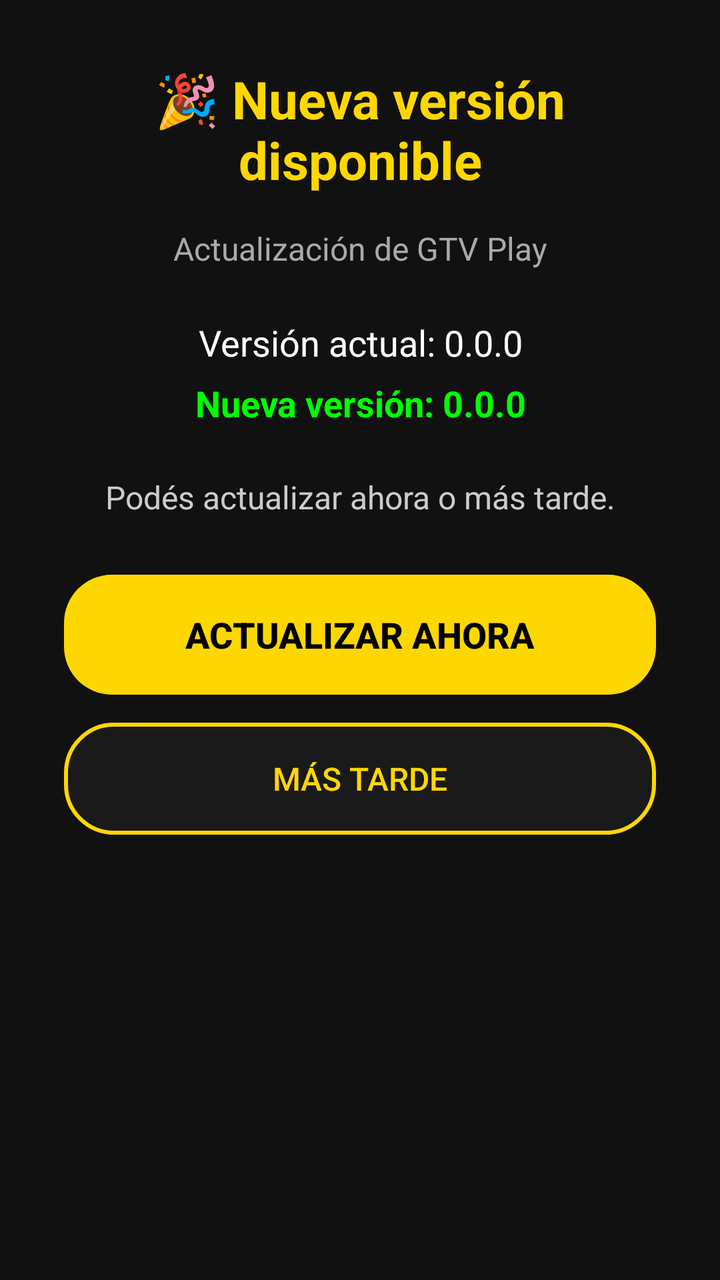
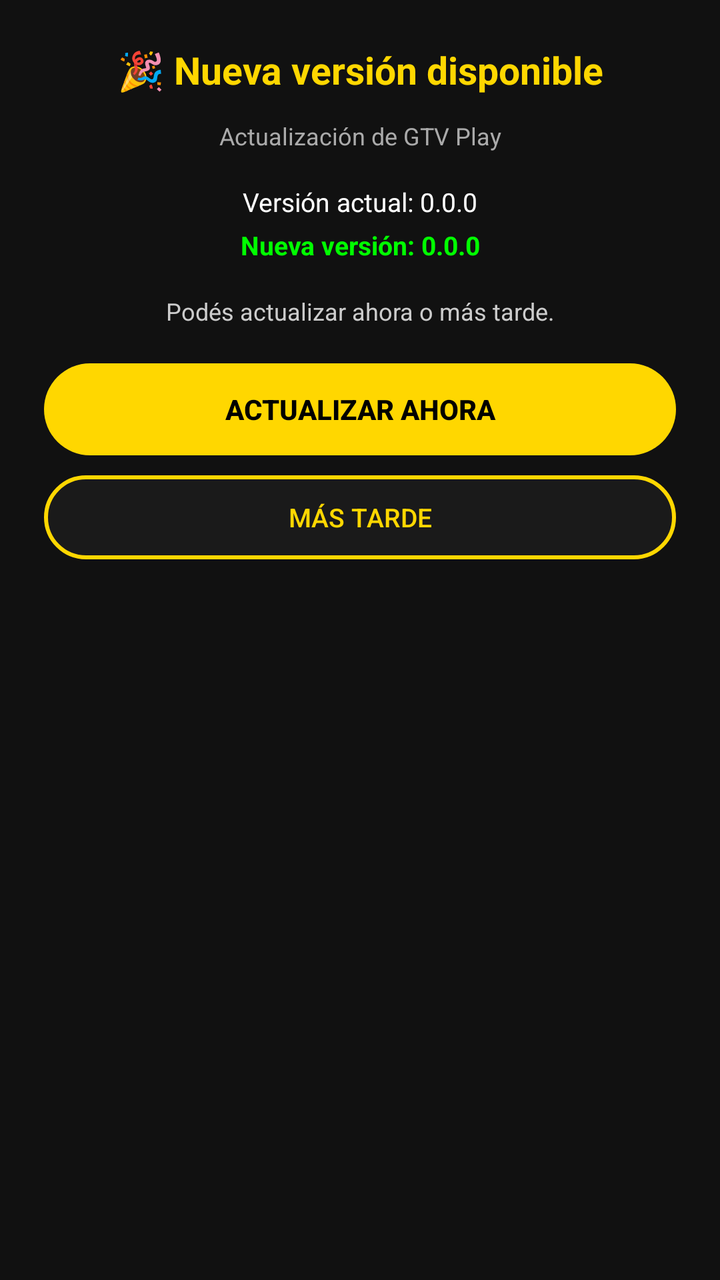

Screens rendered from an Android XML layout before and after an edit, with the pre-edit source and the edit as a unified diff.
<!-- AndroidManifest.xml: application theme Theme.AppCompat.NoActionBar -->
<!-- res/layout/dialog_update.xml -->
<?xml version="1.0" encoding="utf-8"?>
<LinearLayout xmlns:android="http://schemas.android.com/apk/res/android"
    android:layout_width="match_parent"
    android:layout_height="wrap_content"
    android:orientation="vertical"
    android:background="#111111"
    android:padding="32dp">

    <TextView
        android:id="@+id/dialogTitle"
        android:layout_width="match_parent"
        android:layout_height="wrap_content"
        android:text="🎉 Nueva versión disponible"
        android:textColor="#FFD700"
        android:textSize="26sp"
        android:textStyle="bold"
        android:gravity="center"
        android:layout_marginBottom="16dp" />

    <TextView
        android:id="@+id/dialogSubtitle"
        android:layout_width="match_parent"
        android:layout_height="wrap_content"
        android:text="Actualización de GTV Play"
        android:textColor="#AAAAAA"
        android:textSize="16sp"
        android:gravity="center"
        android:layout_marginBottom="24dp" />

    <TextView
        android:id="@+id/dialogVersionActual"
        android:layout_width="match_parent"
        android:layout_height="wrap_content"
        android:text="Versión actual: 0.0.0"
        android:textColor="#FFFFFF"
        android:textSize="18sp"
        android:gravity="center"
        android:layout_marginBottom="6dp" />

    <TextView
        android:id="@+id/dialogVersionNueva"
        android:layout_width="match_parent"
        android:layout_height="wrap_content"
        android:text="Nueva versión: 0.0.0"
        android:textColor="#00FF00"
        android:textSize="18sp"
        android:textStyle="bold"
        android:gravity="center"
        android:layout_marginBottom="24dp" />

    <TextView
        android:id="@+id/dialogMensaje"
        android:layout_width="match_parent"
        android:layout_height="wrap_content"
        android:text="Podés actualizar ahora o más tarde."
        android:textColor="#CCCCCC"
        android:textSize="16sp"
        android:gravity="center"
        android:lineSpacingExtra="6dp"
        android:layout_marginBottom="28dp" />

    <Button
        android:id="@+id/dialogBtnActualizar"
        android:layout_width="match_parent"
        android:layout_height="wrap_content"
        android:minHeight="60dp"
        android:text="Actualizar ahora"
        android:textColor="#000000"
        android:textSize="18sp"
        android:textStyle="bold"
        android:background="@drawable/dialog_btn_primary_bg"
        android:layout_marginBottom="14dp"
        android:focusable="true"
        android:stateListAnimator="@null" />

    <Button
        android:id="@+id/dialogBtnMasTarde"
        android:layout_width="match_parent"
        android:layout_height="wrap_content"
        android:minHeight="56dp"
        android:text="Más tarde"
        android:textColor="#FFD700"
        android:textSize="16sp"
        android:background="@drawable/dialog_btn_secondary_bg"
        android:focusable="true"
        android:stateListAnimator="@null" />

</LinearLayout>
<!-- resources referenced by this layout -->
<resources>
  <!-- drawable dialog_btn_primary_bg (drawable) -->
  <?xml version="1.0" encoding="utf-8"?>
  <selector xmlns:android="http://schemas.android.com/apk/res/android">
      <item android:state_focused="true">
          <shape android:shape="rectangle">
              <solid android:color="#FFE44D" />
              <corners android:radius="24dp" />
              <stroke android:width="3dp" android:color="#FFFFFF" />
          </shape>
      </item>
      <item>
          <shape android:shape="rectangle">
              <solid android:color="#FFD700" />
              <corners android:radius="24dp" />
          </shape>
      </item>
  </selector>
  <!-- drawable dialog_btn_secondary_bg (drawable) -->
  <?xml version="1.0" encoding="utf-8"?>
  <selector xmlns:android="http://schemas.android.com/apk/res/android">
      <item android:state_focused="true">
          <shape android:shape="rectangle">
              <solid android:color="#333333" />
              <corners android:radius="24dp" />
              <stroke android:width="3dp" android:color="#FFFFFF" />
          </shape>
      </item>
      <item>
          <shape android:shape="rectangle">
              <solid android:color="#1A1A1A" />
              <corners android:radius="24dp" />
              <stroke android:width="2dp" android:color="#FFD700" />
          </shape>
      </item>
  </selector>
</resources>

<!-- the commit's change to res/layout/dialog_update.xml (unified diff, before → after) -->
@@ -4,7 +4,7 @@
     android:layout_height="wrap_content"
     android:orientation="vertical"
     android:background="#111111"
-    android:padding="32dp">
+    android:padding="22dp">
 
     <TextView
         android:id="@+id/dialogTitle"
@@ -12,10 +12,10 @@
         android:layout_height="wrap_content"
         android:text="🎉 Nueva versión disponible"
         android:textColor="#FFD700"
-        android:textSize="26sp"
+        android:textSize="19sp"
         android:textStyle="bold"
         android:gravity="center"
-        android:layout_marginBottom="16dp" />
+        android:layout_marginBottom="12dp" />
 
     <TextView
         android:id="@+id/dialogSubtitle"
@@ -23,9 +23,9 @@
         android:layout_height="wrap_content"
         android:text="Actualización de GTV Play"
         android:textColor="#AAAAAA"
-        android:textSize="16sp"
+        android:textSize="12sp"
         android:gravity="center"
-        android:layout_marginBottom="24dp" />
+        android:layout_marginBottom="16dp" />
 
     <TextView
         android:id="@+id/dialogVersionActual"
@@ -33,9 +33,9 @@
         android:layout_height="wrap_content"
         android:text="Versión actual: 0.0.0"
         android:textColor="#FFFFFF"
-        android:textSize="18sp"
+        android:textSize="13sp"
         android:gravity="center"
-        android:layout_marginBottom="6dp" />
+        android:layout_marginBottom="4dp" />
 
     <TextView
         android:id="@+id/dialogVersionNueva"
@@ -43,10 +43,10 @@
         android:layout_height="wrap_content"
         android:text="Nueva versión: 0.0.0"
         android:textColor="#00FF00"
-        android:textSize="18sp"
+        android:textSize="13sp"
         android:textStyle="bold"
         android:gravity="center"
-        android:layout_marginBottom="24dp" />
+        android:layout_marginBottom="16dp" />
 
     <TextView
         android:id="@+id/dialogMensaje"
@@ -54,22 +54,22 @@
         android:layout_height="wrap_content"
         android:text="Podés actualizar ahora o más tarde."
         android:textColor="#CCCCCC"
-        android:textSize="16sp"
+        android:textSize="12sp"
         android:gravity="center"
-        android:lineSpacingExtra="6dp"
-        android:layout_marginBottom="28dp" />
+        android:lineSpacingExtra="4dp"
+        android:layout_marginBottom="18dp" />
 
     <Button
         android:id="@+id/dialogBtnActualizar"
         android:layout_width="match_parent"
         android:layout_height="wrap_content"
-        android:minHeight="60dp"
+        android:minHeight="46dp"
         android:text="Actualizar ahora"
         android:textColor="#000000"
-        android:textSize="18sp"
+        android:textSize="14sp"
         android:textStyle="bold"
         android:background="@drawable/dialog_btn_primary_bg"
-        android:layout_marginBottom="14dp"
+        android:layout_marginBottom="10dp"
         android:focusable="true"
         android:stateListAnimator="@null" />
 
@@ -77,10 +77,10 @@
         android:id="@+id/dialogBtnMasTarde"
         android:layout_width="match_parent"
         android:layout_height="wrap_content"
-        android:minHeight="56dp"
+        android:minHeight="42dp"
         android:text="Más tarde"
         android:textColor="#FFD700"
-        android:textSize="16sp"
+        android:textSize="13sp"
         android:background="@drawable/dialog_btn_secondary_bg"
         android:focusable="true"
         android:stateListAnimator="@null" />
